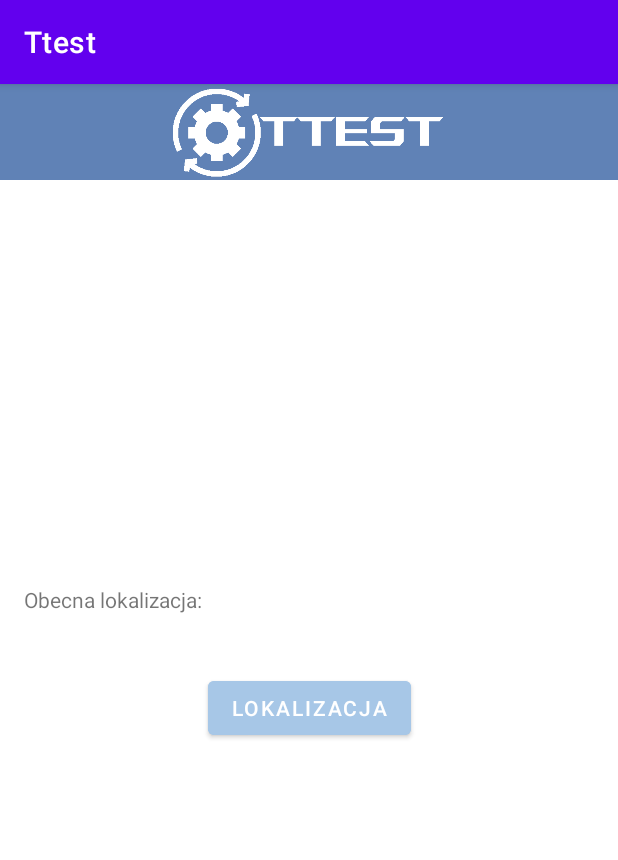
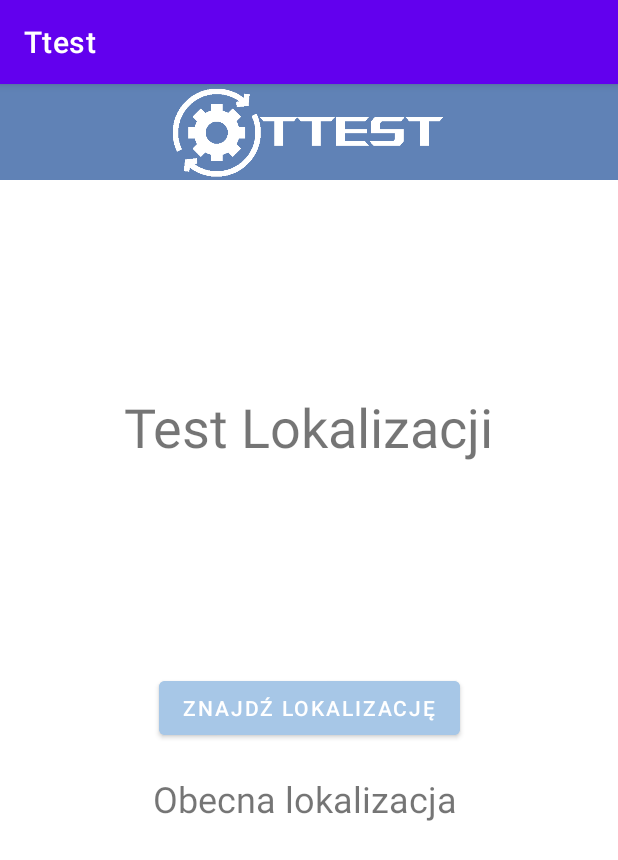
Before and after one commit to Nnunka/Ttest, an Android app: the gps screen opened directly, with no data from a screen before it, on a phone screen of 412 x 824 dp. Shown: the top 860 px of the screen. Run offline under Robolectric (Android 15) with nearby library versions, the phone set to English and light mode, and no system bars.

Commit message:
poprawa layoutu i kodu gps'a

```diff
--- a/app/src/main/java/com/example/ttest/gps.java
+++ b/app/src/main/java/com/example/ttest/gps.java
@@ -41,7 +41,7 @@ public class gps extends AppCompatActivity implements LocationListener {
         if(ContextCompat.checkSelfPermission(gps.this, Manifest.permission.ACCESS_FINE_LOCATION) != PackageManager.PERMISSION_GRANTED) {
             ActivityCompat.requestPermissions(gps.this, new String[]{
                     Manifest.permission.ACCESS_FINE_LOCATION
-            }, 100);
+            }, 1000);
         }
 
 
--- a/app/src/main/res/layout/activity_gps.xml
+++ b/app/src/main/res/layout/activity_gps.xml
@@ -29,29 +29,39 @@
         app:srcCompat="@drawable/logo_white" />
 
     <TextView
-        android:id="@+id/text_location"
+        android:id="@+id/textView"
         android:layout_width="wrap_content"
         android:layout_height="wrap_content"
-        android:layout_marginStart="16dp"
-        android:layout_marginTop="230dp"
-        android:text="Obecna lokalizacja: "
+        android:text="Test Lokalizacji"
+        android:textSize="36dp"
         app:layout_constraintBottom_toTopOf="@+id/button_location"
+        app:layout_constraintEnd_toEndOf="parent"
         app:layout_constraintStart_toStartOf="parent"
-        app:layout_constraintTop_toBottomOf="@+id/toolbar"
-        app:layout_constraintVertical_bias="0.508" />
+        app:layout_constraintTop_toBottomOf="@+id/toolbar" />
 
     <Button
         android:id="@+id/button_location"
         android:layout_width="wrap_content"
         android:layout_height="wrap_content"
-        android:text="Lokalizacja"
+        android:text="Znajdź lokalizację"
         android:backgroundTint="#A7C7E7"
         app:layout_constraintBottom_toBottomOf="parent"
         app:layout_constraintEnd_toEndOf="parent"
         app:layout_constraintStart_toStartOf="parent"
         app:layout_constraintTop_toBottomOf="@+id/toolbar" />
 
-
+    <TextView
+        android:id="@+id/text_location"
+        android:layout_width="wrap_content"
+        android:layout_height="0dp"
+        android:text="Obecna lokalizacja "
+        android:textSize="24dp"
+        android:layout_marginTop="20dp"
+        app:layout_constraintBottom_toBottomOf="parent"
+        app:layout_constraintEnd_toEndOf="parent"
+        app:layout_constraintStart_toStartOf="parent"
+        app:layout_constraintTop_toBottomOf="@+id/button_location"
+        app:layout_constraintVertical_bias="0.0" />
 
 
 </androidx.constraintlayout.widget.ConstraintLayout>
```
